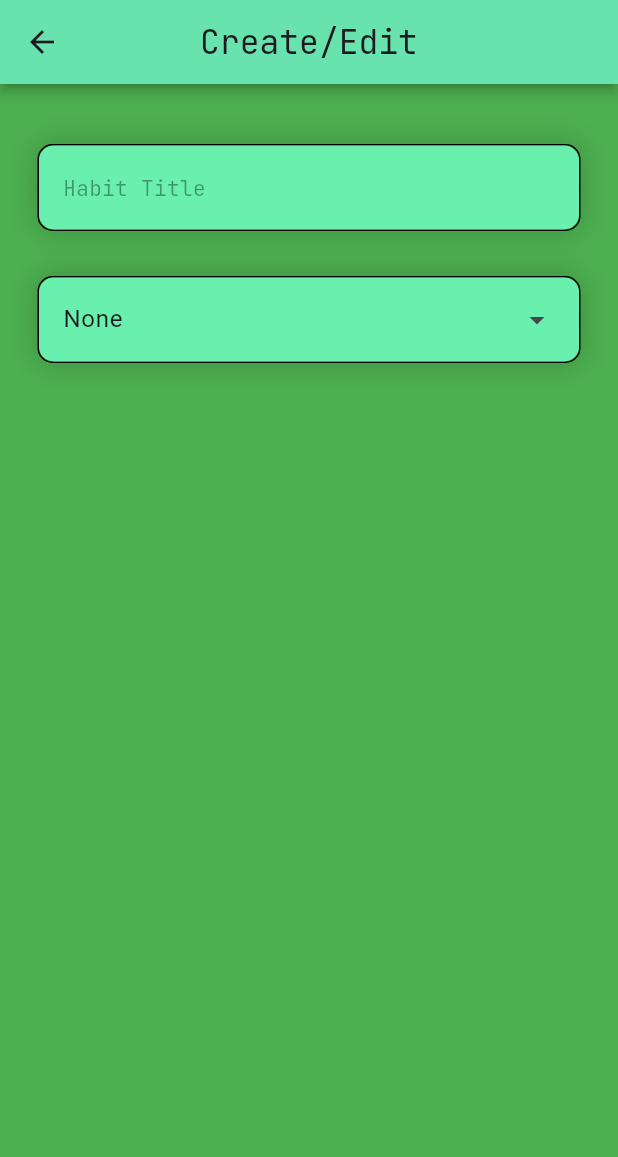
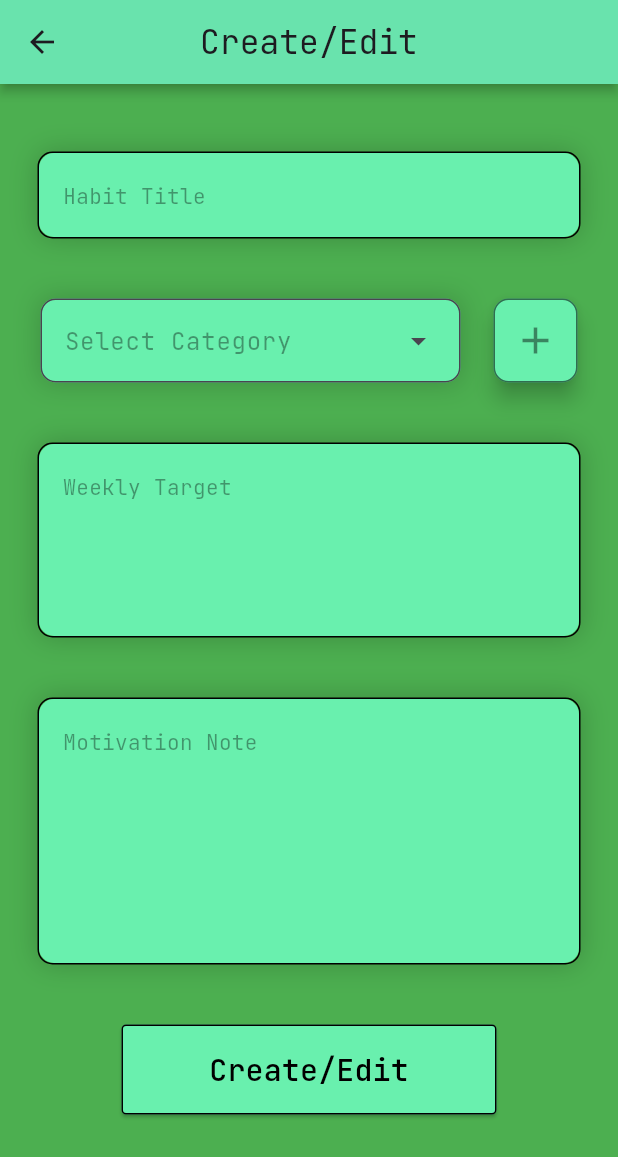
Before and after one commit to arahman-25/P1_habit_mastery_app, a Flutter app: the CreateEdit screen opened directly, on a phone screen of 412 x 824 dp. Shown: the top 1157 px of the screen. Run offline on Flutter 3.47's test engine with Material 3 defaults, Android fonts, the phone set to English and light mode, and no system bars; our stand-ins replace flutter_svg, google_fonts, persistent_bottom_nav_bar_v2.

Commit message:
Finished create/edit page (visuals only for now)

```diff
--- a/habit_mastery_app/lib/create_edit.dart
+++ b/habit_mastery_app/lib/create_edit.dart
@@ -19,10 +19,10 @@ class CreateEdit extends StatelessWidget {
         centerTitle: true,
       ),
       body: Column(
-        spacing: 30,
+        spacing: 40,
         children: [
           Container(
-            margin: EdgeInsets.only(top: 40, left: 25, right: 25),
+            margin: EdgeInsets.only(top: 45, left: 25, right: 25),
             decoration: BoxDecoration(
               borderRadius: BorderRadiusGeometry.circular(10),
               border: BoxBorder.all(
@@ -53,49 +53,8 @@ class CreateEdit extends StatelessWidget {
               ),
             )
           ),
+          CategoryFilter(),
           Container(
-            decoration: BoxDecoration(
-              borderRadius: BorderRadiusGeometry.circular(10),
-              border: BoxBorder.all(
-                color: Colors.black,
-                width: 1),
-              boxShadow: [
-                BoxShadow(
-                  color: Colors.black.withValues(alpha: 0.2),
-                  blurRadius: 15
-                )
-              ]
-            ),
-            child: DropdownMenu(
-              width: 360,
-              hintText: 'Select Category',
-              inputDecorationTheme: InputDecorationTheme(
-                filled: true,
-                fillColor: Colors.greenAccent,
-                border: OutlineInputBorder(
-                  borderRadius: BorderRadius.circular(10),
-                  borderSide: BorderSide.none
-                ),
-                hintStyle: GoogleFonts.jetBrainsMono(
-                  color: Colors.black38
-                ),
-              ),
-              dropdownMenuEntries: [
-                DropdownMenuEntry(
-                  value: 's',
-                  label: 'Study'
-                ),
-                DropdownMenuEntry(
-                  value: 'r',
-                  label: 'Routine'
-                ),
-                DropdownMenuEntry(
-                  value: null,
-                  label: 'None')
-              ]
-            ),
-          )
-          /* Container(
             margin: EdgeInsets.only(left: 25, right: 25),
             decoration: BoxDecoration(
               borderRadius: BorderRadiusGeometry.circular(10),
@@ -110,7 +69,7 @@ class CreateEdit extends StatelessWidget {
               ]
             ),
             child: TextField(
-              readOnly: true,
+              maxLines: 4,
               style: GoogleFonts.jetBrainsMono(),
               decoration: InputDecoration(
                 filled: true,
@@ -119,31 +78,152 @@ class CreateEdit extends StatelessWidget {
                   borderRadius: BorderRadius.circular(10),
                   borderSide: BorderSide.none
                 ),
-                suffixIcon: Icon(
-                  Icons.arrow_drop_down,
-                  size: 45
-                ),
                 hint: Text(
-                  'Category',
+                  'Weekly Target',
                   style: GoogleFonts.jetBrainsMono(
                     color: Colors.black38
                   )
                 )
               ),
-              onTap: () {
-                showDialog(
-                  context: context,
-                  builder: (context) => SimpleDialog(
-                    title: Text(
-                      'Select Category'
-                    ),
+            )
+          ),
+          Container(
+            margin: EdgeInsets.only(left: 25, right: 25),
+            decoration: BoxDecoration(
+              borderRadius: BorderRadiusGeometry.circular(10),
+              border: BoxBorder.all(
+                color: Colors.black,
+                width: 1),
+              boxShadow: [
+                BoxShadow(
+                  color: Colors.black.withValues(alpha: 0.2),
+                  blurRadius: 15
+                )
+              ]
+            ),
+            child: TextField(
+              maxLines: 6,
+              style: GoogleFonts.jetBrainsMono(),
+              decoration: InputDecoration(
+                filled: true,
+                fillColor: Colors.greenAccent,
+                border: OutlineInputBorder(
+                  borderRadius: BorderRadius.circular(10),
+                  borderSide: BorderSide.none
+                ),
+                hint: Text(
+                  'Motivation Note',
+                  style: GoogleFonts.jetBrainsMono(
+                    color: Colors.black38
                   )
-                );
-              },
+                )
+              ),
             )
-          )*/
+          ),
+          ElevatedButton(
+            onPressed: () {},
+            style: ButtonStyle(
+              backgroundColor: WidgetStatePropertyAll(Colors.greenAccent),
+              minimumSize: WidgetStatePropertyAll(Size(250, 60)),
+              side: WidgetStatePropertyAll(BorderSide()),
+              shape: WidgetStatePropertyAll(
+                RoundedRectangleBorder(
+                  borderRadius: BorderRadiusGeometry.circular(3)))
+            ),
+            child: Text(
+              'Create/Edit',
+              style: GoogleFonts.jetBrainsMono(
+                color: Colors.black,
+                fontSize: 20
+              ),
+            )
+          ),
         ]
       )
     );
   }
 }
+
+class CategoryFilter extends StatefulWidget {
+  const new({super.key});
+
+  @override
+  State<CategoryFilter> createState() => _CategoryFilterState();
+}
+
+class _CategoryFilterState extends State<CategoryFilter> {
+  @override
+  Widget build(BuildContext context) {
+    return Row(
+      mainAxisAlignment: MainAxisAlignment.center,
+      spacing: 22,
+      children: [
+        Container(
+          decoration: BoxDecoration(
+            boxShadow: [
+              BoxShadow(
+                color: Colors.black.withValues(alpha: 0.2),
+                blurRadius: 15
+              )
+            ]
+          ),
+          child: DropdownMenu(
+            width: 280,
+            hintText: 'Select Category',
+            inputDecorationTheme: InputDecorationTheme(
+              filled: true,
+              fillColor: Colors.greenAccent,
+              border: OutlineInputBorder(
+                borderRadius: BorderRadius.circular(10),
+                borderSide: BorderSide()
+              ),
+              hintStyle: GoogleFonts.jetBrainsMono(
+                color: Colors.black38
+              ),
+            ),
+            menuStyle: MenuStyle(
+              backgroundColor: WidgetStateProperty.all(
+                Colors.greenAccent
+              ),
+              side: WidgetStatePropertyAll(
+                BorderSide(
+                    color: Colors.black54,
+                  )
+              ),
+              shape: WidgetStatePropertyAll(
+                RoundedRectangleBorder(
+                  borderRadius: BorderRadiusGeometry.circular(10),
+                ),
+              ),
+            ),
+            dropdownMenuEntries: [
+              DropdownMenuEntry(
+                value: 's',
+                label: 'Study'
+              ),
+              DropdownMenuEntry(
+                value: 'r',
+                label: 'Routine'
+              ),
+            ]
+          ),
+        ),
+        FloatingActionButton(
+          onPressed: () {},
+          backgroundColor: Colors.greenAccent,
+          tooltip: 'Add Category',
+          shape: RoundedRectangleBorder(
+            borderRadius: BorderRadiusGeometry.circular(10),
+            side: BorderSide(
+              color: Colors.black54
+            )
+          ),
+          child: Icon(
+            Icons.add,
+            size: 30,
+            color: Colors.black45)
+        )
+      ],
+    );
+  }
+}
--- a/habit_mastery_app/lib/main.dart
+++ b/habit_mastery_app/lib/main.dart
@@ -3,7 +3,6 @@ import 'package:habit_mastery_app/create_edit.dart';
 import 'package:persistent_bottom_nav_bar_v2/persistent_bottom_nav_bar_v2.dart';
 import 'dashboard.dart';
 import 'history.dart';
-import 'settings.dart';
 
 void main() {
   runApp(const HabitMasteryApp());
```
